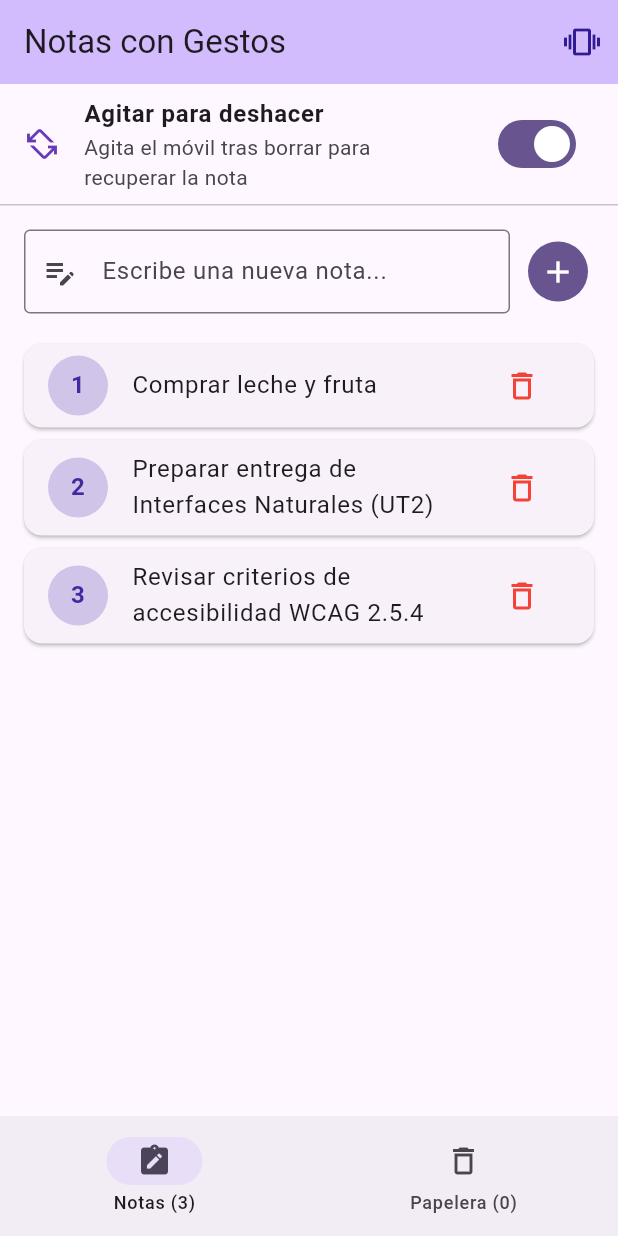
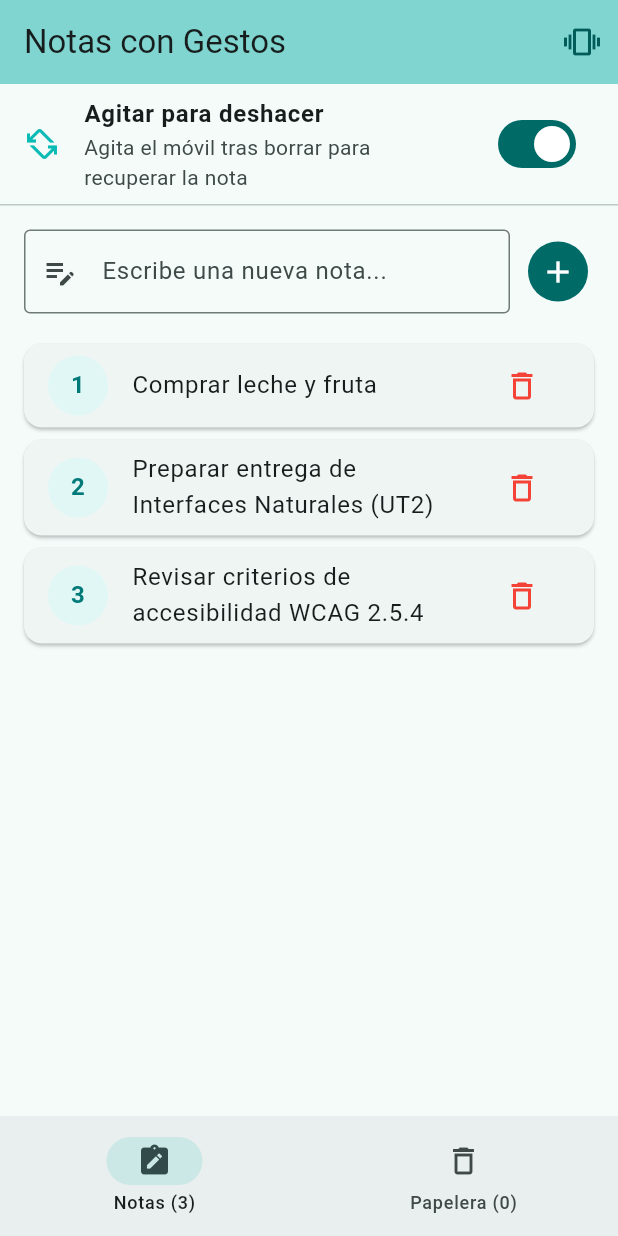
Before and after one commit to Ayoub-Atidi-Belbaz/ACTIVIDADES-1-y-2-INterfaces-Naturales, a Flutter app: the screen it shows after launch, on a phone screen of 412 x 824 dp. Run offline on Flutter 3.47's test engine with Material 3 defaults, Android fonts, the phone set to English and light mode, and no system bars; our stand-ins replace flutter_tts, sensors_plus, speech_to_text.

Commit message:
feat(theme): aplicar paleta de color Tiffany Blue (#0ABAB5) en ambas aplicaciones

```diff
--- a/notas_gestos/lib/main.dart
+++ b/notas_gestos/lib/main.dart
@@ -20,7 +20,7 @@ class NotasGestosApp extends StatelessWidget {
       theme: ThemeData(
         useMaterial3: true,
         colorScheme: ColorScheme.fromSeed(
-          seedColor: Colors.deepPurple,
+          seedColor: const Color(0xFF0ABAB5),
           brightness: Brightness.light,
         ),
       ),
@@ -312,7 +312,7 @@ class _PantallaNotasState extends State<PantallaNotas> {
                     ? Icons.vibration
                     : Icons.phone_android,
                 color: _tieneAcelerometro && _agitarActivo
-                    ? Colors.deepPurple.shade900
+                    ? const Color(0xFF005B59)
                     : Colors.grey,
               ),
             ),
@@ -337,7 +337,7 @@ class _PantallaNotasState extends State<PantallaNotas> {
               ),
               secondary: Icon(
                 Icons.screen_rotation_alt,
-                color: _agitarActivo && _tieneAcelerometro ? Colors.deepPurple : Colors.grey,
+                color: _agitarActivo && _tieneAcelerometro ? const Color(0xFF0ABAB5) : Colors.grey,
               ),
               value: _agitarActivo && _tieneAcelerometro,
               onChanged: _tieneAcelerometro ? _conmutarAgitado : null,
@@ -433,16 +433,16 @@ class _PantallaNotasState extends State<PantallaNotas> {
         if (_ultimaNotaBorrada != null)
           Container(
             padding: const EdgeInsets.symmetric(horizontal: 16, vertical: 8),
-            color: Colors.deepPurple.shade50,
+            color: Color(0xFFF0FAF9),
             child: Row(
               children: [
-                const Icon(Icons.restore, size: 18, color: Colors.deepPurple),
+                const Icon(Icons.restore, size: 18, color: Color(0xFF0ABAB5)),
                 const SizedBox(width: 8),
                 Expanded(
                   child: Text(
                     'Hay una nota lista para recuperar: "${_ultimaNotaBorrada!.texto}"',
                     style: TextStyle(
-                      color: Colors.deepPurple.shade900,
+                      color: Color(0xFF005B59),
                       fontSize: 12,
                       fontWeight: FontWeight.w500,
                     ),
@@ -512,11 +512,11 @@ class _PantallaNotasState extends State<PantallaNotas> {
                         margin: const EdgeInsets.symmetric(horizontal: 16.0, vertical: 4.0),
                         child: ListTile(
                           leading: CircleAvatar(
-                            backgroundColor: Colors.deepPurple.shade100,
+                            backgroundColor: const Color(0xFFE0F7F6),
                             child: Text(
                               '${index + 1}',
                               style: TextStyle(
-                                color: Colors.deepPurple.shade800,
+                                color: Color(0xFF007A78),
                                 fontWeight: FontWeight.bold,
                               ),
                             ),
@@ -594,7 +594,7 @@ class _PantallaNotasState extends State<PantallaNotas> {
                       margin: const EdgeInsets.symmetric(horizontal: 16.0, vertical: 4.0),
                       color: Colors.grey.shade50,
                       child: ListTile(
-                        leading: const Icon(Icons.restore_from_trash, color: Colors.deepPurple),
+                        leading: const Icon(Icons.restore_from_trash, color: Color(0xFF0ABAB5)),
                         title: Text(
                           textoPapelera,
                           style: const TextStyle(decoration: TextDecoration.lineThrough),
```
Also changed, not shown: lista_voz/lib/main.dart (+5 -5 lines).
